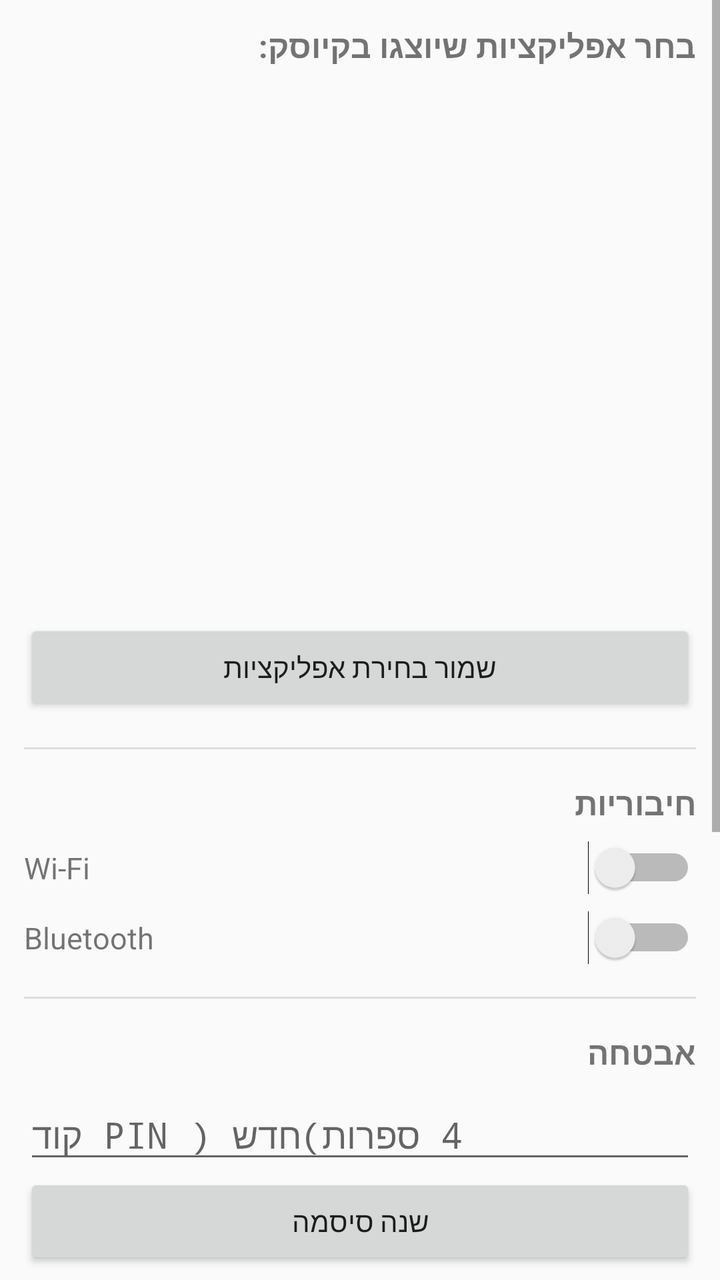
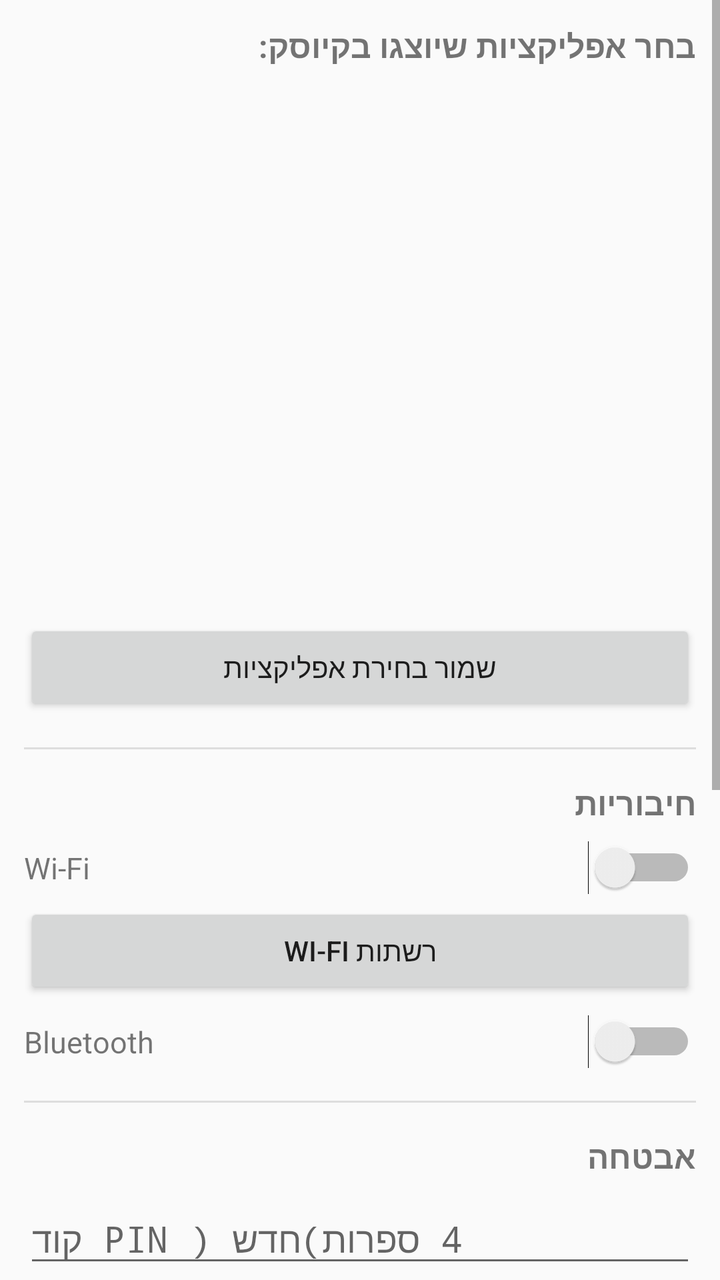

An Android layout rendered at two revisions. The XML below is the earlier revision; the diff shows what the commit changed to produce the second picture.
<!-- AndroidManifest.xml: application theme Theme.AppCompat.Light -->
<!-- res/layout/activity_settings.xml -->
<?xml version="1.0" encoding="utf-8"?>
<ScrollView xmlns:android="http://schemas.android.com/apk/res/android"
    android:layout_width="match_parent"
    android:layout_height="match_parent">

    <LinearLayout
        android:layout_width="match_parent"
        android:layout_height="wrap_content"
        android:orientation="vertical"
        android:padding="12dp">

        <TextView
            android:layout_width="match_parent"
            android:layout_height="wrap_content"
            android:text="בחר אפליקציות שיוצגו בקיוסק:"
            android:textSize="16sp"
            android:textStyle="bold"
            android:layout_marginBottom="8dp" />

        <androidx.recyclerview.widget.RecyclerView
            android:id="@+id/settingsAppsRecyclerView"
            android:layout_width="match_parent"
            android:layout_height="260dp" />

        <Button
            android:id="@+id/saveAppsButton"
            android:layout_width="match_parent"
            android:layout_height="wrap_content"
            android:layout_marginTop="8dp"
            android:text="שמור בחירת אפליקציות" />

        <View
            android:layout_width="match_parent"
            android:layout_height="1dp"
            android:layout_marginTop="16dp"
            android:background="#DDDDDD" />

        <TextView
            android:layout_width="match_parent"
            android:layout_height="wrap_content"
            android:layout_marginTop="16dp"
            android:text="חיבוריות"
            android:textSize="16sp"
            android:textStyle="bold" />

        <LinearLayout
            android:layout_width="match_parent"
            android:layout_height="wrap_content"
            android:orientation="horizontal"
            android:gravity="center_vertical"
            android:paddingTop="8dp">

            <TextView
                android:layout_width="0dp"
                android:layout_height="wrap_content"
                android:layout_weight="1"
                android:text="Wi-Fi"
                android:textSize="15sp" />

            <Switch
                android:id="@+id/wifiSwitch"
                android:layout_width="wrap_content"
                android:layout_height="wrap_content" />

        </LinearLayout>

        <LinearLayout
            android:layout_width="match_parent"
            android:layout_height="wrap_content"
            android:orientation="horizontal"
            android:gravity="center_vertical"
            android:paddingTop="8dp">

            <TextView
                android:layout_width="0dp"
                android:layout_height="wrap_content"
                android:layout_weight="1"
                android:text="Bluetooth"
                android:textSize="15sp" />

            <Switch
                android:id="@+id/bluetoothSwitch"
                android:layout_width="wrap_content"
                android:layout_height="wrap_content" />

        </LinearLayout>

        <View
            android:layout_width="match_parent"
            android:layout_height="1dp"
            android:layout_marginTop="16dp"
            android:background="#DDDDDD" />

        <TextView
            android:layout_width="match_parent"
            android:layout_height="wrap_content"
            android:layout_marginTop="16dp"
            android:text="אבטחה"
            android:textSize="16sp"
            android:textStyle="bold" />

        <EditText
            android:id="@+id/newPinField"
            android:layout_width="match_parent"
            android:layout_height="wrap_content"
            android:hint="קוד PIN חדש (4 ספרות)"
            android:inputType="numberPassword"
            android:layout_marginTop="8dp" />

        <Button
            android:id="@+id/changePinButton"
            android:layout_width="match_parent"
            android:layout_height="wrap_content"
            android:text="שנה סיסמה" />

        <Button
            android:id="@+id/setHomeButton"
            android:layout_width="match_parent"
            android:layout_height="wrap_content"
            android:layout_marginTop="16dp"
            android:text="הגדר כמסך בית ברירת מחדל" />

        <Button
            android:id="@+id/enableLockButton"
            android:layout_width="match_parent"
            android:layout_height="wrap_content"
            android:layout_marginTop="8dp"
            android:text="הפעל נעילת קיוסק מלאה (דורש root)" />

        <Button
            android:id="@+id/disableLockButton"
            android:layout_width="match_parent"
            android:layout_height="wrap_content"
            android:layout_marginTop="8dp"
            android:text="בטל נעילת קיוסק" />

        <Button
            android:id="@+id/clearOwnerButton"
            android:layout_width="match_parent"
            android:layout_height="wrap_content"
            android:layout_marginTop="24dp"
            android:text="הסר הרשאות Device Owner (בלי מחיקה ובלי אתחול)" />

        <Button
            android:id="@+id/removeAdminButton"
            android:layout_width="match_parent"
            android:layout_height="wrap_content"
            android:layout_marginTop="8dp"
            android:layout_marginBottom="24dp"
            android:backgroundTint="#C0392B"
            android:textColor="#FFFFFF"
            android:text="הסר ניהול מכשיר והתקן (מחיקה מלאה + אתחול)" />

    </LinearLayout>

</ScrollView>
<!-- resources referenced by this layout -->
<resources>

</resources>

<!-- the commit's change to res/layout/activity_settings.xml (unified diff, before → after) -->
@@ -44,6 +44,7 @@
             android:textStyle="bold" />
 
         <LinearLayout
+            android:id="@+id/settingsWifiRow"
             android:layout_width="match_parent"
             android:layout_height="wrap_content"
             android:orientation="horizontal"
@@ -63,6 +64,13 @@
                 android:layout_height="wrap_content" />
 
         </LinearLayout>
+
+        <Button
+            android:id="@+id/settingsWifiNetworksButton"
+            android:layout_width="match_parent"
+            android:layout_height="wrap_content"
+            android:layout_marginTop="4dp"
+            android:text="רשתות Wi-Fi" />
 
         <LinearLayout
             android:layout_width="match_parent"
